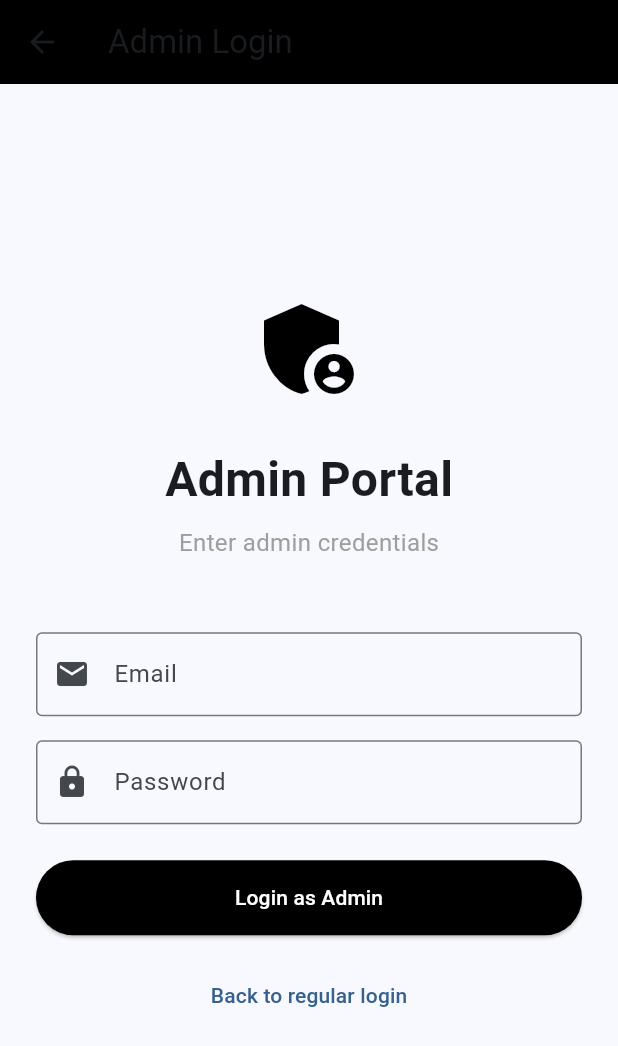
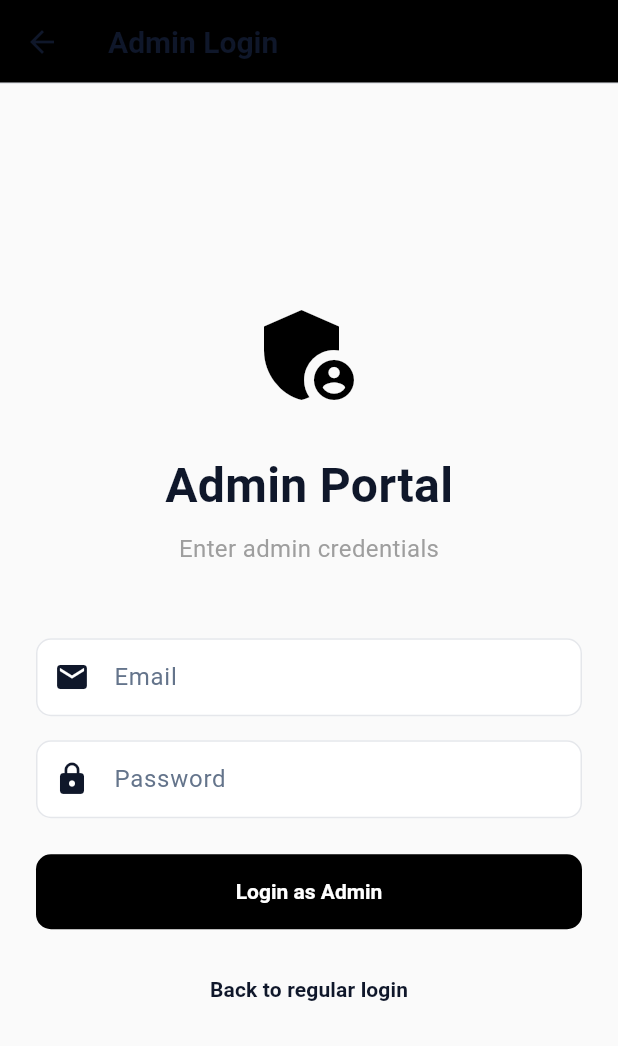
Before and after one commit to BPUPitchaya/StockSense, a Flutter app: the screen it shows after launch, after a tap on "Login", after a tap on "Admin Access", on a phone screen of 412 x 824 dp. Shown: the top 1046 px of the screen. Run offline on Flutter 3.47's test engine with Material 3 defaults, Android fonts, the phone set to English and light mode, and no system bars; our stand-ins replace fl_chart, shared_preferences; network calls fail.

Commit message:
Minimal design system: clean theme, signal card hierarchy refactor, empty states

```diff
--- a/flutter_app/lib/main.dart
+++ b/flutter_app/lib/main.dart
@@ -1,4 +1,5 @@
 import 'package:flutter/material.dart';
+import 'theme.dart';
 import 'screens/signals_screen.dart';
 import 'screens/portfolio_screen.dart';
 import 'screens/predictions_screen.dart';
@@ -23,10 +24,8 @@ class StockzApp extends StatelessWidget {
   Widget build(BuildContext context) {
     return MaterialApp(
       title: 'Stockz',
-      theme: ThemeData(
-        colorScheme: ColorScheme.fromSeed(seedColor: Colors.blue),
-        useMaterial3: true,
-      ),
+      theme: buildAppTheme(),
+      debugShowCheckedModeBanner: false,
       initialRoute: '/',
       routes: {
         '/': (context) => const AuthChecker(),
--- /dev/null
+++ b/flutter_app/lib/theme.dart
@@ -0,0 +1,209 @@
+import 'dart:ui';
+import 'package:flutter/material.dart';
+
+/// Minimal, clean design system for Stockz.
+class AppColors {
+  static const bg = Color(0xFFFAFAFA);
+  static const surface = Color(0xFFFFFFFF);
+  static const border = Color(0xFFE5E7EB);
+  static const text = Color(0xFF0F172A);
+  static const textMuted = Color(0xFF64748B);
+  static const textFaint = Color(0xFF94A3B8);
+  static const up = Color(0xFF16A34A);
+  static const down = Color(0xFFDC2626);
+  static const accent = Color(0xFF0F172A);
+}
+
+const _tabular = TextStyle(
+  fontFeatures: [FontFeature.tabularFigures()],
+);
+
+ThemeData buildAppTheme() {
+  const base = TextStyle(color: AppColors.text);
+
+  return ThemeData(
+    useMaterial3: true,
+    scaffoldBackgroundColor: AppColors.bg,
+    colorScheme: const ColorScheme.light(
+      primary: AppColors.accent,
+      surface: AppColors.surface,
+      onPrimary: Colors.white,
+      onSurface: AppColors.text,
+      error: AppColors.down,
+    ),
+    textTheme: const TextTheme(
+      displayLarge: TextStyle(color: AppColors.text, fontWeight: FontWeight.w700),
+      headlineMedium: TextStyle(color: AppColors.text, fontWeight: FontWeight.w700),
+      titleLarge: TextStyle(color: AppColors.text, fontWeight: FontWeight.w600),
+      titleMedium: TextStyle(color: AppColors.text, fontWeight: FontWeight.w600),
+      bodyLarge: TextStyle(color: AppColors.text),
+      bodyMedium: TextStyle(color: AppColors.text),
+      bodySmall: TextStyle(color: AppColors.textMuted),
+      labelLarge: TextStyle(color: AppColors.text, fontWeight: FontWeight.w600),
+    ).apply(bodyColor: AppColors.text, displayColor: AppColors.text),
+    appBarTheme: const AppBarTheme(
+      backgroundColor: AppColors.surface,
+      foregroundColor: AppColors.text,
+      elevation: 0,
+      scrolledUnderElevation: 0,
+      centerTitle: false,
+      titleTextStyle: TextStyle(
+        color: AppColors.text,
+        fontSize: 20,
+        fontWeight: FontWeight.w600,
+      ),
+      iconTheme: IconThemeData(color: AppColors.text),
+      shape: Border(bottom: BorderSide(color: AppColors.border, width: 1)),
+    ),
+    cardTheme: CardThemeData(
+      color: AppColors.surface,
+      elevation: 0,
+      margin: const EdgeInsets.symmetric(horizontal: 12, vertical: 6),
+      shape: RoundedRectangleBorder(
+        borderRadius: BorderRadius.circular(12),
+        side: const BorderSide(color: AppColors.border, width: 1),
+      ),
+    ),
+    elevatedButtonTheme: ElevatedButtonThemeData(
+      style: ElevatedButton.styleFrom(
+        backgroundColor: AppColors.accent,
+        foregroundColor: Colors.white,
+        elevation: 0,
+        padding: const EdgeInsets.symmetric(horizontal: 20, vertical: 14),
+        shape: RoundedRectangleBorder(borderRadius: BorderRadius.circular(10)),
+        textStyle: const TextStyle(fontWeight: FontWeight.w600, fontSize: 14),
+      ),
+    ),
+    textButtonTheme: TextButtonThemeData(
+      style: TextButton.styleFrom(foregroundColor: AppColors.accent),
+    ),
+    inputDecorationTheme: InputDecorationTheme(
+      filled: true,
+      fillColor: AppColors.surface,
+      contentPadding: const EdgeInsets.symmetric(horizontal: 14, vertical: 14),
+      border: OutlineInputBorder(
+        borderRadius: BorderRadius.circular(10),
+        borderSide: const BorderSide(color: AppColors.border),
+      ),
+      enabledBorder: OutlineInputBorder(
+        borderRadius: BorderRadius.circular(10),
+        borderSide: const BorderSide(color: AppColors.border),
+      ),
+      focusedBorder: OutlineInputBorder(
+        borderRadius: BorderRadius.circular(10),
+        borderSide: const BorderSide(color: AppColors.accent, width: 1.5),
+      ),
+      labelStyle: const TextStyle(color: AppColors.textMuted),
+      hintStyle: const TextStyle(color: AppColors.textFaint),
+    ),
+    dividerTheme: const DividerThemeData(
+      color: AppColors.border,
+      thickness: 1,
+      space: 1,
+    ),
+    bottomNavigationBarTheme: const BottomNavigationBarThemeData(
+      backgroundColor: AppColors.surface,
+      selectedItemColor: AppColors.accent,
+      unselectedItemColor: AppColors.textFaint,
+      type: BottomNavigationBarType.fixed,
+      elevation: 0,
+      selectedLabelStyle: TextStyle(fontWeight: FontWeight.w600, fontSize: 12),
+      unselectedLabelStyle: TextStyle(fontSize: 12),
+    ),
+    chipTheme: ChipThemeData(
+      backgroundColor: AppColors.bg,
+      side: const BorderSide(color: AppColors.border),
+      labelStyle: const TextStyle(color: AppColors.text, fontSize: 12),
+      shape: RoundedRectangleBorder(borderRadius: BorderRadius.circular(8)),
+    ),
+    listTileTheme: const ListTileThemeData(
+      iconColor: AppColors.textMuted,
+    ),
+  );
+}
+
+/// Tabular numerals — use for prices, percentages, anything aligned in lists.
+TextStyle tabular(TextStyle base) => base.copyWith(
+      fontFeatures: const [FontFeature.tabularFigures()],
+    );
+
+/// Standard signal/prediction pill background.
+class SignalPill extends StatelessWidget {
+  final String label;
+  final Color color;
+  final bool subtle;
+
+  const SignalPill({super.key, required this.label, required this.color, this.subtle = false});
+
+  @override
+  Widget build(BuildContext context) {
+    return Container(
+      padding: const EdgeInsets.symmetric(horizontal: 10, vertical: 5),
+      decoration: BoxDecoration(
+        color: subtle ? color.withOpacity(0.1) : color,
+        borderRadius: BorderRadius.circular(6),
+      ),
+      child: Text(
+        label,
+        style: TextStyle(
+          color: subtle ? color : Colors.white,
+          fontSize: 11,
+          fontWeight: FontWeight.w700,
+          letterSpacing: 0.3,
+        ),
+      ),
+    );
+  }
+}
+
+/// Empty state with icon + heading + subtext.
+class EmptyState extends StatelessWidget {
+  final IconData icon;
+  final String title;
+  final String? subtitle;
+  final Widget? action;
+
+  const EmptyState({
+    super.key,
+    required this.icon,
+    required this.title,
+    this.subtitle,
+    this.action,
+  });
+
+  @override
+  Widget build(BuildContext context) {
+    return Center(
+      child: Padding(
+        padding: const EdgeInsets.all(32),
+        child: Column(
+          mainAxisSize: MainAxisSize.min,
+          children: [
+            Icon(icon, size: 48, color: AppColors.textFaint),
+            const SizedBox(height: 16),
+            Text(
+              title,
+              style: const TextStyle(
+                fontSize: 16,
+                fontWeight: FontWeight.w600,
+                color: AppColors.text,
+              ),
+            ),
+            if (subtitle != null) ...[
+              const SizedBox(height: 6),
+              Text(
+                subtitle!,
+                textAlign: TextAlign.center,
+                style: const TextStyle(color: AppColors.textMuted, fontSize: 13),
+              ),
+            ],
+            if (action != null) ...[
+              const SizedBox(height: 20),
+              action!,
+            ],
+          ],
+        ),
+      ),
+    );
+  }
+}
```
Also changed, not shown: flutter_app/lib/screens/signals_screen.dart (+137 -62 lines), 3 other files.
